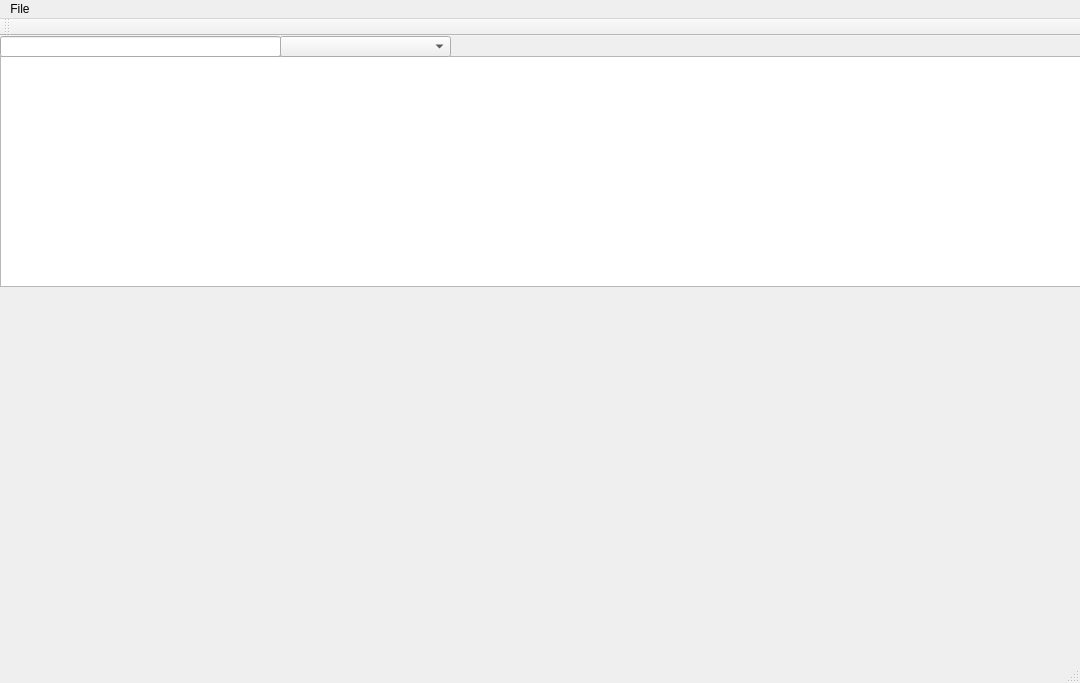
Before: the Qt Designer form src/ui/mainwindow.ui in sertsch1/XLSRap, drawn with Qt 5.
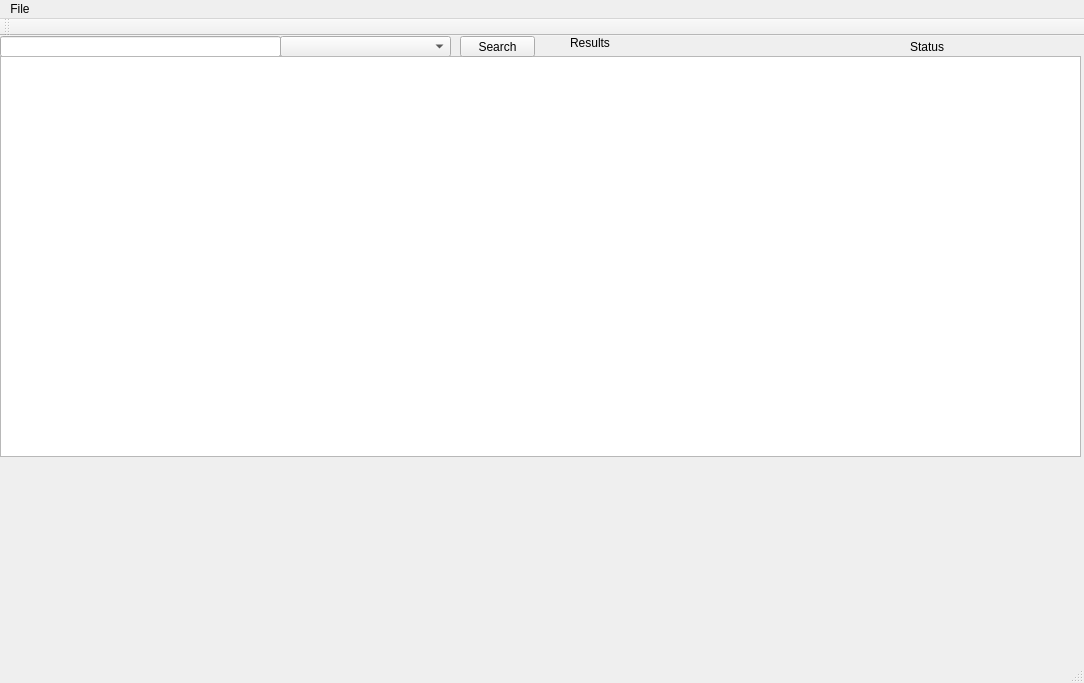
After: the same form once the commit is applied.

Commit message: Add a basic QTableView with header to display a .xlsx file.

```diff
--- a/src/ui/mainwindow.ui
+++ b/src/ui/mainwindow.ui
@@ -6,7 +6,7 @@
    <rect>
     <x>0</x>
     <y>0</y>
-    <width>1080</width>
+    <width>1084</width>
     <height>683</height>
    </rect>
   </property>
@@ -14,16 +14,6 @@
    <string>MainWindow</string>
   </property>
   <widget class="QWidget" name="centralWidget">
-   <widget class="QTableWidget" name="XlsTable">
-    <property name="geometry">
-     <rect>
-      <x>0</x>
-      <y>20</y>
-      <width>1081</width>
-      <height>231</height>
-     </rect>
-    </property>
-   </widget>
    <widget class="QComboBox" name="SearchSelectRowBox">
     <property name="geometry">
      <rect>
@@ -44,13 +34,68 @@
      </rect>
     </property>
    </widget>
+   <widget class="QTableView" name="XlsTableModel">
+    <property name="geometry">
+     <rect>
+      <x>0</x>
+      <y>20</y>
+      <width>1081</width>
+      <height>401</height>
+     </rect>
+    </property>
+    <property name="sortingEnabled">
+     <bool>true</bool>
+    </property>
+   </widget>
+   <widget class="QPushButton" name="SearchButton">
+    <property name="geometry">
+     <rect>
+      <x>460</x>
+      <y>0</y>
+      <width>75</width>
+      <height>21</height>
+     </rect>
+    </property>
+    <property name="text">
+     <string>Search</string>
+    </property>
+   </widget>
+   <widget class="QLabel" name="StatusLabel">
+    <property name="geometry">
+     <rect>
+      <x>910</x>
+      <y>0</y>
+      <width>171</width>
+      <height>21</height>
+     </rect>
+    </property>
+    <property name="text">
+     <string>Status</string>
+    </property>
+    <property name="textFormat">
+     <enum>Qt::PlainText</enum>
+    </property>
+   </widget>
+   <widget class="QLabel" name="SearchResultsLabel">
+    <property name="geometry">
+     <rect>
+      <x>570</x>
+      <y>0</y>
+      <width>47</width>
+      <height>13</height>
+     </rect>
+    </property>
+    <property name="text">
+     <string>Results</string>
+    </property>
+   </widget>
   </widget>
   <widget class="QMenuBar" name="menuBar">
    <property name="geometry">
     <rect>
      <x>0</x>
      <y>0</y>
-     <width>1080</width>
+     <width>1084</width>
      <height>21</height>
     </rect>
    </property>
```
The commit also changes 2 other files.
